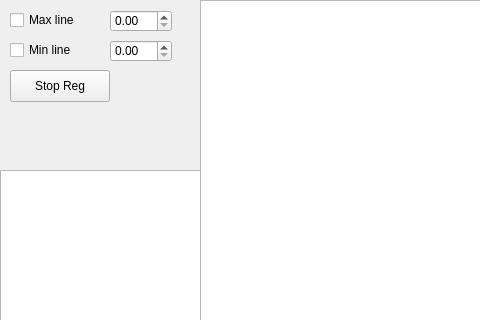
First picture: the form in ui/mainwindow.ui, repository MatteoFranchini01/python_graph_plotter, before the edit; both pictures show x 0 to 480 and y 0 to 320 of the 800 by 600 pixel window.
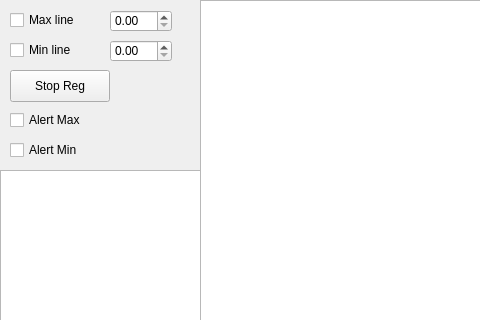
Second picture: the form after the edit.

Commit message: Funziona ma non quando vado a despuntare la checkbox

Diff of the .ui file:
```diff
--- a/ui/mainwindow.ui
+++ b/ui/mainwindow.ui
@@ -105,6 +105,32 @@
          <string>Stop Reg</string>
         </property>
        </widget>
+       <widget class="QCheckBox" name="alertMaxCheckBox">
+        <property name="geometry">
+         <rect>
+          <x>10</x>
+          <y>110</y>
+          <width>85</width>
+          <height>20</height>
+         </rect>
+        </property>
+        <property name="text">
+         <string>Alert Max</string>
+        </property>
+       </widget>
+       <widget class="QCheckBox" name="alertMinCheckBox">
+        <property name="geometry">
+         <rect>
+          <x>10</x>
+          <y>140</y>
+          <width>85</width>
+          <height>20</height>
+         </rect>
+        </property>
+        <property name="text">
+         <string>Alert Min</string>
+        </property>
+       </widget>
       </widget>
      </item>
     </layout>
```
The commit also changes 2 other files.
